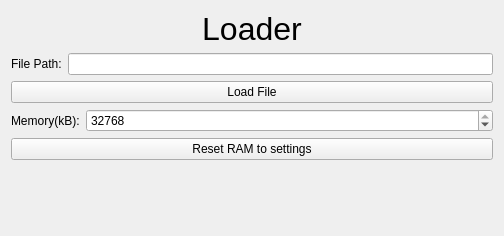
This is armsim/loaderwidget.ui in bstee615/armsim as Qt 5 draws it before an edit. The edited form follows.
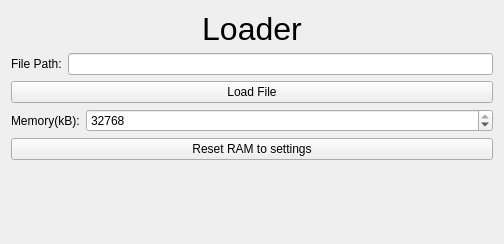
This is the edited form.

What changed in the file:
```diff
--- a/armsim/loaderwidget.ui
+++ b/armsim/loaderwidget.ui
@@ -7,7 +7,7 @@
     <x>0</x>
     <y>0</y>
     <width>504</width>
-    <height>236</height>
+    <height>244</height>
    </rect>
   </property>
   <property name="windowTitle">
```
